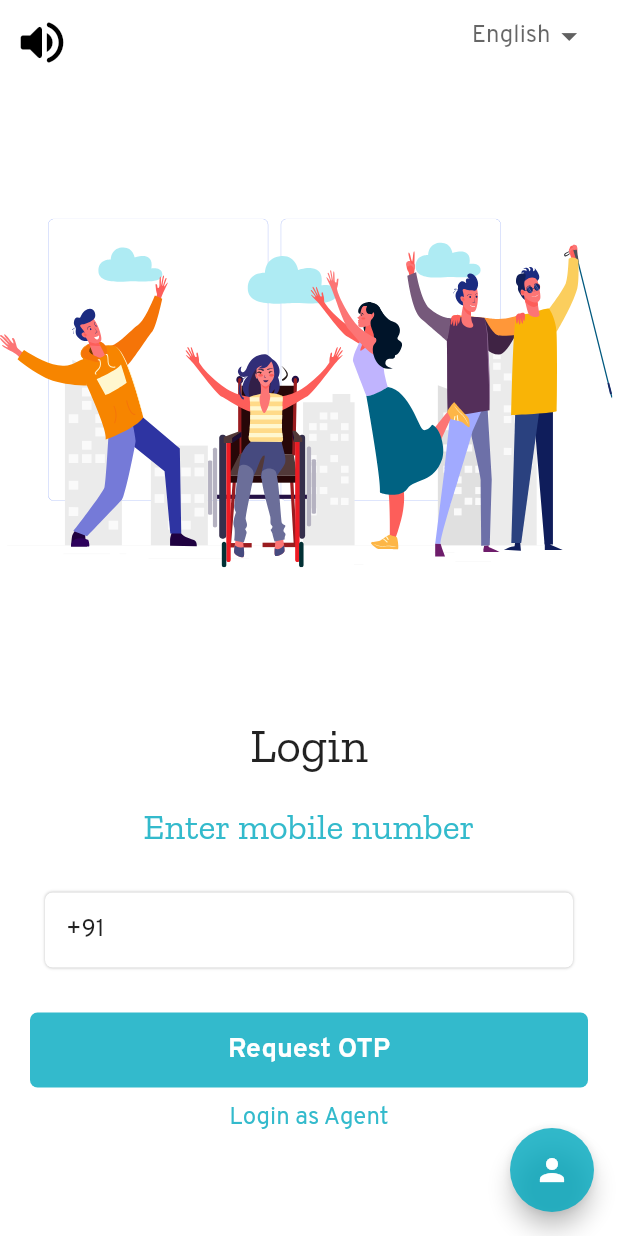
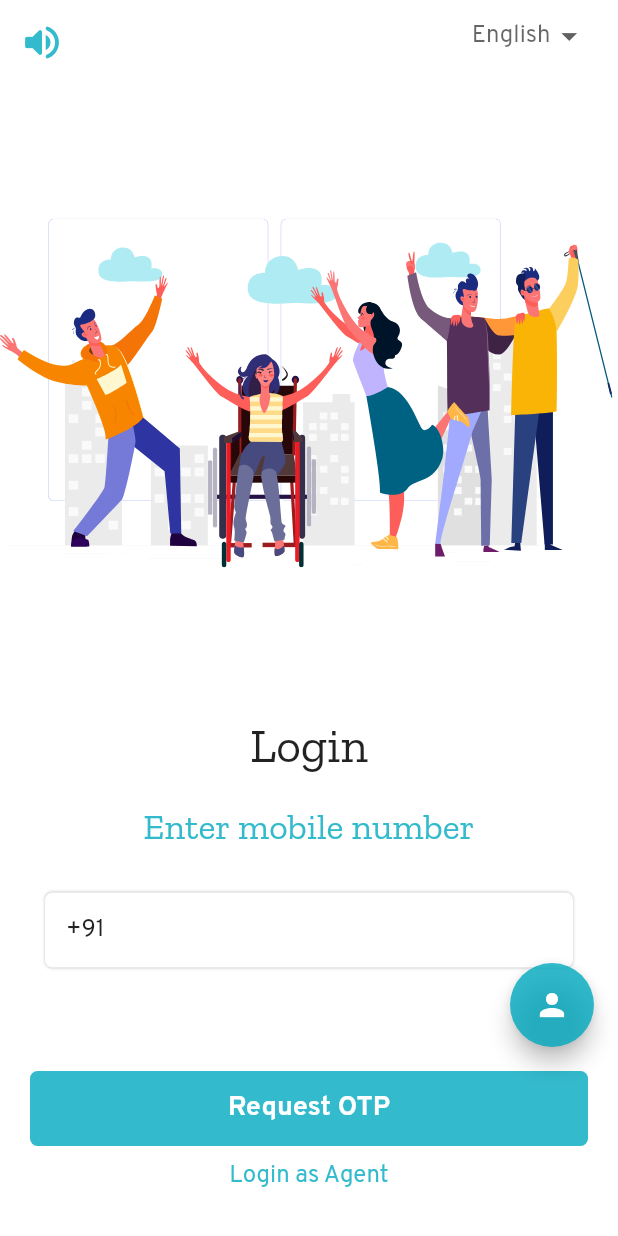
Before and after one commit to SHEKHAR02002/Scheme_Suvidha, a Flutter app: the screen it shows after launch, after a tap on the "volume off" icon, on a phone screen of 412 x 824 dp. Run offline on Flutter 3.47's test engine with Material 2 defaults, Android fonts, the phone set to English and light mode, and no system bars; drawn by our look-alikes of intl_phone_field; our stand-ins replace cached_network_image, carousel_slider, cloud_firestore, dropdown_button2, extended_image, file_picker and 17 more; missing offline and left inert: alan_voice, firebase_app_check, syncfusion_flutter_pdfviewer, tbib_splash_screen; accounts and stored records are empty; generated files the repository leaves out were written again; project files that could hold a hidden picture were left out.

Commit message:
audio change

```diff
--- a/lib/Screen/login.dart
+++ b/lib/Screen/login.dart
@@ -81,23 +81,15 @@ class _LoginState extends State<Login> {
               if (isplaying) {
                 player.loopMode;
                 await player.setUrl(
-                    'https://firebasestorage.googleapis.com/v0/b/scheme-suvidha-admin.appspot.com/o/WhatsApp%20Audio%202023-04-10%20at%2012.23.45%20AM.mp3?alt=media&token=196b6d9d-6c65-4caa-9a57-368cd2705c0a');
+                    "https://firebasestorage.googleapis.com/v0/b/scheme-suvidha-admin.appspot.com/o/appaudio.mp3?alt=media&token=6433806c-36e5-4c30-b93a-6e9784be8529");
                 await player.play();
               } else {
                 await player.pause();
               }
             },
             icon: isplaying
-                ? const Icon(
-                    Icons.volume_up_rounded,
-                    size: 38,
-                    color: Colors.black,
-                  )
-                : const Icon(
-                    Icons.volume_off_rounded,
-                    size: 38,
-                    color: Colors.black,
-                  )),
+                ? Icon(Icons.volume_up_rounded, size: 30, color: primary)
+                : Icon(Icons.volume_off_rounded, size: 30, color: primary)),
         backgroundColor: bgcolor,
         elevation: 0,
         actions: const [
@@ -183,10 +175,16 @@ class _LoginState extends State<Login> {
                 },
               ),
             ),
-            const SizedBox(
-              height: 20,
+          ],
+        )),
       ),
-            Padding(
+      floatingActionButton: FloatingActionButton(
+        onPressed: () => Navigator.push(context,
+            MaterialPageRoute(builder: (context) => const KnowAgent())),
+        backgroundColor: primary,
+        child: const Icon(Icons.person),
+      ),
+      bottomNavigationBar: Padding(
         padding: const EdgeInsets.fromLTRB(20, 0, 20, 30),
         child: Column(
           mainAxisSize: MainAxisSize.min,
@@ -228,10 +226,8 @@ class _LoginState extends State<Login> {
               height: 10,
             ),
             GestureDetector(
-                    onTap: (() => Navigator.push(
-                        context,
-                        MaterialPageRoute(
-                            builder: (context) => const AgentLogin()))),
+              onTap: (() => Navigator.push(context,
+                  MaterialPageRoute(builder: (context) => const AgentLogin()))),
               child: Text(
                 AppLocalizations.of(context)!.loginagent,
                 style: TextStyle(
@@ -244,71 +240,6 @@ class _LoginState extends State<Login> {
           ],
         ),
       ),
-          ],
-        )),
-      ),
-      floatingActionButton: FloatingActionButton(
-        onPressed: () => Navigator.push(context,
-            MaterialPageRoute(builder: (context) => const KnowAgent())),
-        backgroundColor: primary,
-        child: const Icon(Icons.person),
-      ),
-      // bottomNavigationBar: Padding(
-      //   padding: const EdgeInsets.fromLTRB(20, 0, 20, 30),
-      //   child: Column(
-      //     mainAxisSize: MainAxisSize.min,
-      //     children: [
-      //       ElevatedButton(
-      //           onPressed: () async {
-      //             if (_phoneNo.text.length == 10) {
-      //               setState(() {
-      //                 loader = true;
-      //                 phoneNo = _phoneNo.text.toString();
-      //               });
-      //               Future.delayed(const Duration(seconds: 30), () {
-      //                 if (mounted) {
-      //                   setState(() {
-      //                     loader = false;
-      //                   });
-      //                 }
-      //               });
-      //               loader = await PhoneAuth().sendOtp(
-      //                 phoneNo: _country + _phoneNo.text,
-      //                 context: context,
-      //               );
-      //             }
-      //           },
-      //           style: ElevatedButton.styleFrom(
-      //               elevation: 0,
-      //               shape: RoundedRectangleBorder(
-      //                   borderRadius: BorderRadius.circular(5)),
-      //               backgroundColor: primary,
-      //               minimumSize: Size(width, btnheight)),
-      //           child: Text(
-      //             AppLocalizations.of(context)!.requestotp,
-      //             style: TextStyle(
-      //                 fontFamily: "Overpass",
-      //                 fontSize: fontsize18,
-      //                 fontWeight: FontWeight.w700),
-      //           )),
-      //       const SizedBox(
-      //         height: 10,
-      //       ),
-      //       GestureDetector(
-      //         onTap: (() => Navigator.push(context,
-      //             MaterialPageRoute(builder: (context) => const AgentLogin()))),
-      //         child: Text(
-      //           AppLocalizations.of(context)!.loginagent,
-      //           style: TextStyle(
-      //               color: primary,
-      //               fontFamily: "Overpass",
-      //               fontSize: fontsize16,
-      //               fontWeight: FontWeight.w400),
-      //         ),
-      //       )
-      //     ],
-      //   ),
-      // ),
     );
   }
 }
```
Lines whose indentation alone changed are shown as unchanged.
